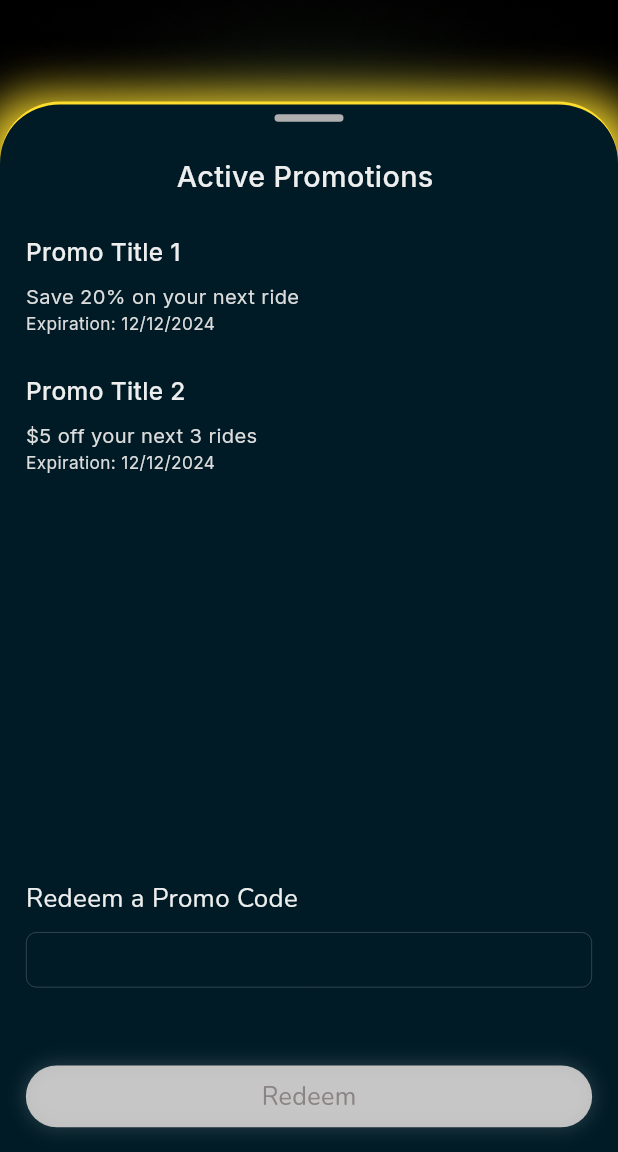
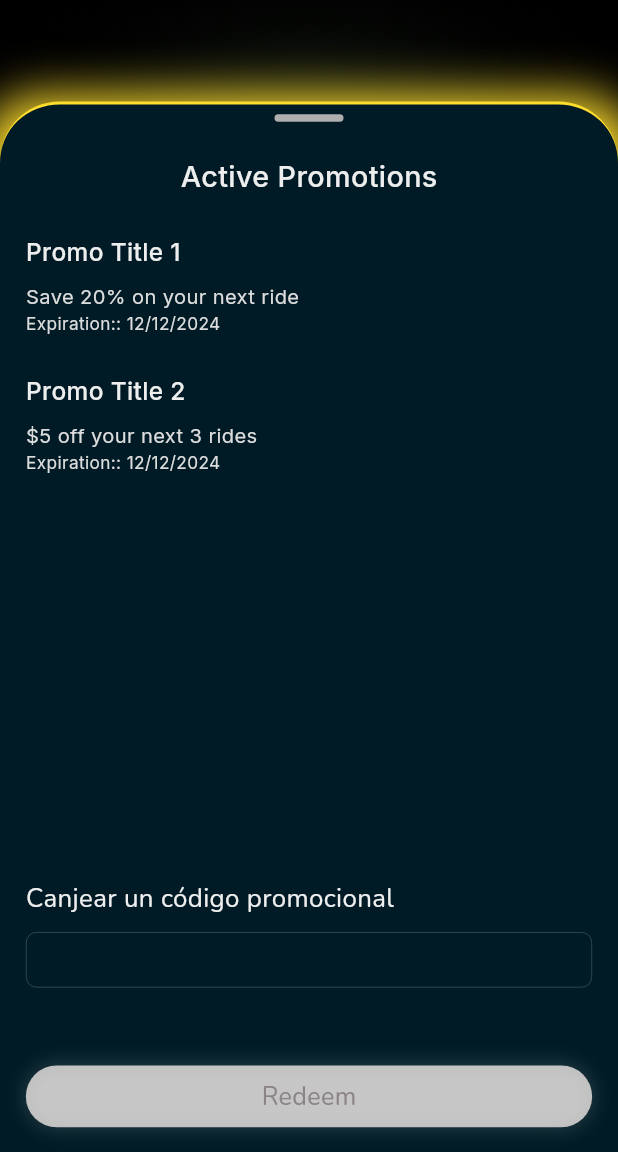
Before and after one commit to SMTech24-official/Rydleap-mobile-app, a Flutter app: the PromotionOffersScreen screen opened directly, on a phone screen of 412 x 824 dp, the part 84-1236 px from its top. Run offline on Flutter 3.47's test engine with Material 3 defaults, Android fonts, the phone set to English and light mode, and no system bars; our stand-ins replace curved_navigation_bar, firebase_auth, firebase_core, flutter_otp_text_field, flutter_sizer, geolocator and 11 more; missing offline and left inert: animated_snack_bar; accounts and stored records are empty; project files that could hold a hidden picture were left out.

Commit message:
update payment screen

```diff
--- a/lib/core/language_string.dart
+++ b/lib/core/language_string.dart
@@ -38,6 +38,27 @@ class LocalString extends Translations {
           "otp_sent" : "OTP sent",
           "error"  : "Error",
           //otp_2
+
+           //payment_option_screen
+          'payment_options':'Payment options',
+          "cash_after_reaching": "Cash after reaching",
+          'add_payment_method': 'Add Payment method',
+          'edit':'Edit',
+          'promo_Code': 'Promo Code',
+          "continue":"Continue",
+           //payment_option_screen
+
+          //PromotionOffersScreen
+          "promotion_and_offers": "Promotion and Offers",
+          "active_promotions": "Active Promotions",
+          "promo_title_1":"Promo Title 1",
+          "save_20%_on_your_next_ride": "Save 20% on your next ride",
+          "expiration": "Expiration:",
+          "promo_title_2": "Promo Title 2",
+          "5_off_your_next_3_rides": "5 off your next 3 rides",
+          "redeem_a_promo_code":"Canjear un código promocional",
+           "redeem": "Redeem",
+          //PromotionOffersScreen
 
 
           //profile
@@ -91,6 +112,27 @@ class LocalString extends Translations {
           "error"  : "Error",
           //otp_2
 
+          //payment_option_screen
+          'payment_options':'Opciones de pago',
+          "cash_after_reaching": "Efectivo después de llegar",
+          'add_payment_method': 'Agregar método de pago',
+          'edit':'Editar',
+          'promo_Code': 'Código promocional',
+          "continue":"Continuar",
+          //payment_option_screen
+
+          //PromotionOffersScreen
+          "promotion_and_offers": "Promoción y Ofertas",
+          "active_promotions": "Promociones activas",
+          "promo_title_1":"Título promocional 1",
+          "save_20%_on_your_next_ride": "Ahorra un 20% en tu próximo viaje",
+          "expiration": "Caducidad",
+          "promo_title_2": "Título promocional 2",
+          "5_off_your_next_3_rides": "5 de descuento en tus próximos 3 viajes",
+          "redeem_a_promo_code":"Canjear un código promocional",
+          "redeem":"Canjear",
+          //PromotionOffersScreen
+
 
           //profile
           "about_me": "About me Spanish",
@@ -142,6 +184,27 @@ class LocalString extends Translations {
           "otp_sent" : "OTP enviado",
           "error"  : "Erro",
           //otp_2
+
+           //payment_option_screen
+          'payment_options':'Opções de pagamento',
+          "cash_after_reaching": "Dinheiro depois de chegar",
+          'add_payment_method': 'Adicionar forma de pagamento',
+          'edit':'Editar',
+          'promo_Code': 'Código promocional',
+          "continue": "Continuar",
+          //payment_option_screen
+
+          //PromotionOffersScreen
+          "promotion_and_offers": "Promoção e ofertas",
+          "active_promotions": "Promoções Ativas",
+          "promo_title_1": "Título promocional 1",
+          "save_20%_on_your_next_ride": "Economize 20% em sua próxima viagem",
+          "expiration": "Expiração",
+          "promo_title_2": "Título promocional 2",
+          "5_off_your_next_3_rides":"5 de desconto nas suas próximas 3 viagens",
+          "redeem_a_promo_code": "Resgatar um código promocional",
+          "redeem":"Resgatar",
+          //PromotionOffersScreen
 
 
           //profile
@@ -196,6 +259,27 @@ class LocalString extends Translations {
           "error"  : "Erreur",
           //otp_2
 
+           //payment_option_screen
+          'payment_options':'Options de paiement',
+          "cash_after_reaching": "En espèces après avoir atteint",
+          'add_payment_method': 'Ajouter un mode de paiement',
+          'edit':'Modifier',
+          'promo_Code': 'Code promotionnel',
+          "continue":'Continuer',
+          //payment_option_screen
+
+          //PromotionOffersScreen
+          "promotion_and_offers": "Promotions et offres",
+          "active_promotions": "Promotions actives",
+          "promo_title_1":"Titre promotionnel 1",
+          "save_20%_on_your_next_ride": "Économisez 20 % sur votre prochain trajet",
+          "expiration": "Expiration",
+          "promo_title_2": "Titre promotionnel 2",
+          "5_off_your_next_3_rides":"5 de réduction sur vos 3 prochains trajets",
+          "redeem_a_promo_code":"Utiliser un code promotionnel",
+          "redeem":"Racheter",
+          //PromotionOffersScreen
+
           //profile
           "about_me": "About me",
           "settings": "Settings",
--- a/lib/feature/payment_options/screen/payment_options_screen.dart
+++ b/lib/feature/payment_options/screen/payment_options_screen.dart
@@ -40,7 +40,7 @@ class _PaymentOptionsScreenState extends State<PaymentOptionsScreen> {
               icon: Icon(Icons.arrow_back_ios)),
         ),
         title: Text(
-          'Payment options',
+          'payment_options'.tr,
           style: GoogleFonts.inter(
               fontSize: getWidth(20), fontWeight: FontWeight.w600),
         ),
@@ -69,7 +69,7 @@ class _PaymentOptionsScreenState extends State<PaymentOptionsScreen> {
                 crossAxisAlignment: CrossAxisAlignment.start,
                 children: [
                   Text(
-                    "Cash after reaching",
+                    "cash_after_reaching".tr,
                     style: GoogleFonts.nunito(
                         fontSize: getWidth(18), fontWeight: FontWeight.w400),
                   ),
@@ -157,7 +157,7 @@ class _PaymentOptionsScreenState extends State<PaymentOptionsScreen> {
                               Get.to(AddCardScreen());
                             },
                             child: Text(
-                              'Add Payment method',
+                               'add_payment_method'.tr,
                               style: GoogleFonts.nunito(
                                   fontSize: getWidth(15),
                                   fontWeight: FontWeight.w400),
@@ -170,7 +170,7 @@ class _PaymentOptionsScreenState extends State<PaymentOptionsScreen> {
                                   child: Row(
                                     children: [
                                       Text(
-                                        'Edit',
+                                        'edit'.tr,
                                         style: GoogleFonts.nunito(
                                             color: Color(0xFFCABDBD),
                                             fontSize: getWidth(12),
@@ -293,7 +293,7 @@ class _PaymentOptionsScreenState extends State<PaymentOptionsScreen> {
                                     MainAxisAlignment.spaceBetween,
                                 children: [
                                   Text(
-                                    'Promo Code',
+                                    'promo_Code'.tr,
                                     style: GoogleFonts.nunito(
                                         fontSize: getWidth(15),
                                         fontWeight: FontWeight.w400),
@@ -313,7 +313,7 @@ class _PaymentOptionsScreenState extends State<PaymentOptionsScreen> {
                       ? GestureDetector(
                           onTap: () {},
                           child: CustomBlurButton(
-                            text: "Continue",
+                            text:  "continue".tr,
                           ),
                         )
                       : SizedBox.shrink(),
--- a/lib/feature/profile/widgets/promotion_offers/promotion_offers.dart
+++ b/lib/feature/profile/widgets/promotion_offers/promotion_offers.dart
@@ -20,7 +20,7 @@ class PromotionOffersScreen extends StatelessWidget {
         centerTitle: true,
         backgroundColor: AppColors.appbarColor,
         title: Text(
-          "Promotion and Offers",
+          "promotion_and_offers".tr,
           style: GoogleFonts.inter(
             fontSize: getWidth(20),
             fontWeight: FontWeight.w600,
@@ -58,7 +58,7 @@ class PromotionOffersScreen extends StatelessWidget {
               ),
               Center(
                 child: Text(
-                  "Active Promotions ",
+                   "active_promotions".tr,
                   style: GoogleFonts.inter(
                       fontSize: getWidth(20), fontWeight: FontWeight.w500),
                 ),
@@ -67,7 +67,7 @@ class PromotionOffersScreen extends StatelessWidget {
                 height: getHeight(31),
               ),
               Text(
-                "Promo Title 1",
+                "promo_title_1".tr,
                 style: GoogleFonts.inter(
                     fontSize: getWidth(17), fontWeight: FontWeight.w500),
               ),
@@ -75,14 +75,14 @@ class PromotionOffersScreen extends StatelessWidget {
                 height: getHeight(12),
               ),
               Text(
-                "Save 20% on your next ride",
+                "save_20%_on_your_next_ride".tr,
                 style: GoogleFonts.inter(
                     fontSize: getWidth(14),
                     fontWeight: FontWeight.w400,
                     color: Color(0xffDCDCDC)),
               ),
               Text(
-                "Expiration: 12/12/2024 ",
+                "${"expiration".tr}: 12/12/2024 ",
                 style: GoogleFonts.inter(
                     fontSize: getWidth(12),
                     fontWeight: FontWeight.w400,
@@ -92,7 +92,7 @@ class PromotionOffersScreen extends StatelessWidget {
                 height: getHeight(30),
               ),
               Text(
-                "Promo Title 2",
+               "promo_title_2".tr,
                 style: GoogleFonts.inter(
                     fontSize: getWidth(17), fontWeight: FontWeight.w500),
               ),
@@ -100,14 +100,14 @@ class PromotionOffersScreen extends StatelessWidget {
                 height: getHeight(12),
               ),
               Text(
-                "\$5 off your next 3 rides",
+                "\$${"5_off_your_next_3_rides".tr}",
                 style: GoogleFonts.inter(
                     fontSize: getWidth(14),
                     fontWeight: FontWeight.w400,
                     color: Color(0xffDCDCDC)),
               ),
               Text(
-                "Expiration: 12/12/2024 ",
+                "${"expiration".tr}: 12/12/2024 ",
                 style: GoogleFonts.inter(
                     fontSize: getWidth(12),
                     fontWeight: FontWeight.w400,
@@ -118,7 +118,7 @@ class PromotionOffersScreen extends StatelessWidget {
                 crossAxisAlignment: CrossAxisAlignment.start,
                 children: [
                   Text(
-                    "Redeem a Promo Code",
+                    "redeem_a_promo_code".tr,
                     style: GoogleFonts.nunito(
                       fontSize: getWidth(18),
                       fontWeight: FontWeight.w400,
@@ -163,7 +163,7 @@ class PromotionOffersScreen extends StatelessWidget {
                           });
                     },
                     child: CustomBlurButton(
-                      text: "Redeem",
+                      text: "redeem".tr,
                     ),
                   ),
                 ],
```
